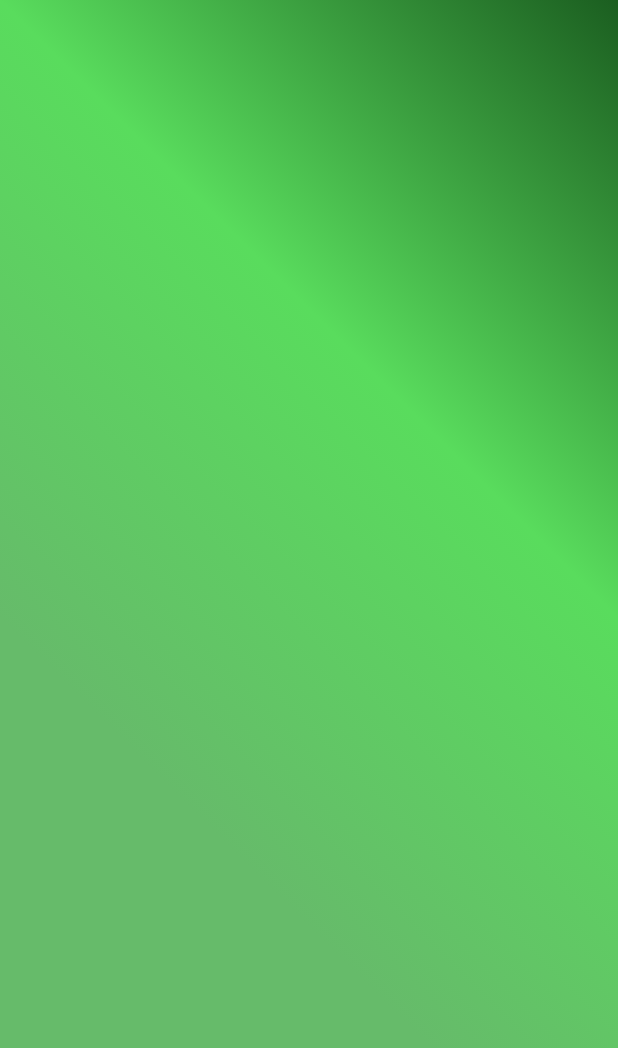
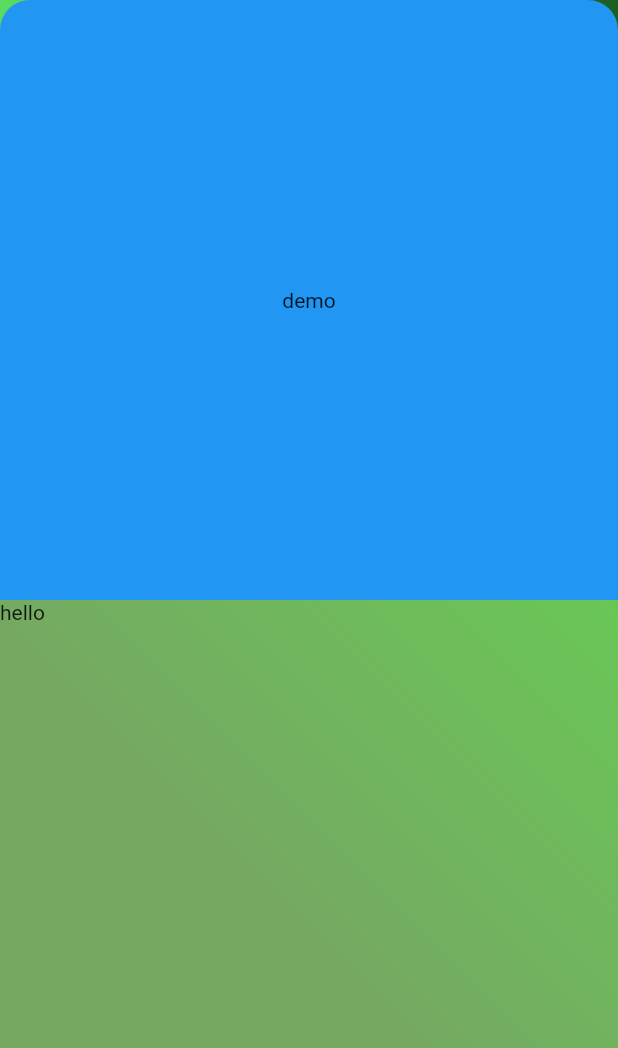
Before and after one commit to INTERNS-LXI-TECHNOLOGIES/HungryZoneClient, a Flutter app: the BagScreen screen opened directly, on a phone screen of 412 x 824 dp. Shown: the top 1048 px of the screen. Run offline on Flutter 3.47's test engine with Material 2 defaults, Android fonts, the phone set to English and light mode, and no system bars; our stand-ins replace bloc, built_collection, built_value, dio, equatable, flutter_bloc and 6 more; missing offline and left inert: curved_drawer_fork; accounts and stored records are empty.

Commit message:
UI modifications

```diff
--- a/lib/presentation/screens/bag_screen.dart
+++ b/lib/presentation/screens/bag_screen.dart
@@ -16,16 +16,7 @@ class _BagScreenState extends State<BagScreen> {
   Widget build(BuildContext context) {
     return Scaffold(
       body: SingleChildScrollView(
-      child: Stack(
-        children: [
-          Container(
-            child: const Center(
-                child: SizedBox(
-              height: 100,
-              width: 200,
-            )),
-          ),
-          Container(
+        child: Container(
           height: MediaQuery.of(context).size.height,
           width: MediaQuery.of(context).size.width,
           decoration: BoxDecoration(
@@ -39,9 +30,32 @@ class _BagScreenState extends State<BagScreen> {
               end: Alignment.centerLeft,
             ),
           ),
+          child: Column(
+            children: [
+              Container(
+                height: 400,
+                decoration: const BoxDecoration(
+                  color: Colors.blue,
+                  borderRadius: BorderRadius.only(
+                      topLeft: Radius.circular(20),
+                      topRight: Radius.circular(20)),
                 ),
+                child: Center(
+                  child: Text('demo'),
+                ),
+              ),
+              Expanded(
+                child: Container(
+                  child: Text('hello'),
+                  color: Color.fromARGB(31, 225, 41, 41),
+                  height: 500,
+                  width: double.infinity,
+                ),
+              )
             ],
           ),
-    ));
+        ),
+      ),
+    );
   }
 }
--- a/lib/presentation/screens/signup_screen.dart
+++ b/lib/presentation/screens/signup_screen.dart
@@ -79,16 +79,14 @@ class _SignUpPageState extends State<SignUpPage> {
             ),
             child: Column(
               children: [
-                Expanded(
-                  flex: 2,
-                  child: Container(
-                    padding: const EdgeInsets.symmetric(
-                        horizontal: 20, vertical: 20),
+                Container(
+                  padding:
+                      const EdgeInsets.symmetric(horizontal: 20, vertical: 20),
                   child: Column(
                     mainAxisAlignment: MainAxisAlignment.center,
                     crossAxisAlignment: CrossAxisAlignment.stretch,
                     children: const [
-                        // #signup_text
+                      //  #welcome
                       Text(
                         "Hunger Zone",
                         textAlign: TextAlign.right,
@@ -98,14 +96,13 @@ class _SignUpPageState extends State<SignUpPage> {
                         height: 5,
                       ),
 
-                        // #welcome
+                      //singnup
                       Text(
                         "Sign Up",
                         textAlign: TextAlign.right,
                         style: TextStyle(color: Colors.white, fontSize: 18),
                       ),
                     ],
-                    ),
                   ),
                 ),
                 Container(
@@ -118,7 +115,7 @@ class _SignUpPageState extends State<SignUpPage> {
                   child: Column(
                     children: [
                       const SizedBox(
-                        height: 70,
+                        height: 50,
                       ),
 
                       // #text_field
```
Also changed, not shown: pubspec.lock. Lines whose indentation alone changed are shown as unchanged.
